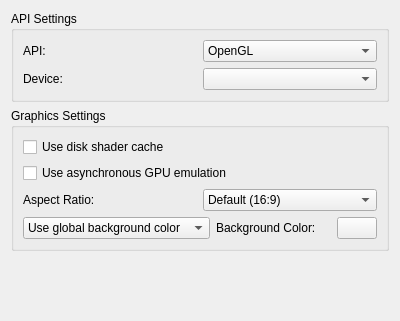
formylover/yuzu-early-access, file src/yuzu/configuration/configure_graphics.ui: the form before one commit.
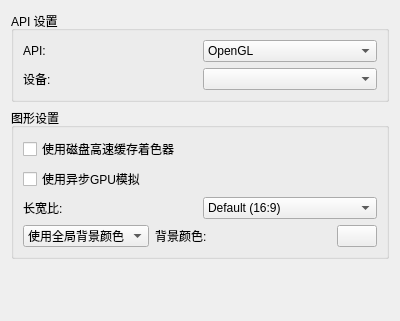
The form after the commit.

The edit to the form file:
```diff
--- a/src/yuzu/configuration/configure_graphics.ui
+++ b/src/yuzu/configuration/configure_graphics.ui
@@ -19,7 +19,7 @@
      <item>
       <widget class="QGroupBox" name="groupBox_2">
        <property name="title">
-        <string>API Settings</string>
+        <string>API 设置</string>
        </property>
        <layout class="QVBoxLayout" name="verticalLayout_3">
         <item>
@@ -52,7 +52,7 @@
           <item>
            <widget class="QLabel" name="label_3">
             <property name="text">
-             <string>Device:</string>
+             <string>设备:</string>
             </property>
            </widget>
           </item>
@@ -67,20 +67,20 @@
      <item>
       <widget class="QGroupBox" name="groupBox">
        <property name="title">
-        <string>Graphics Settings</string>
+        <string>图形设置</string>
        </property>
        <layout class="QVBoxLayout" name="verticalLayout_4">
         <item>
          <widget class="QCheckBox" name="use_disk_shader_cache">
           <property name="text">
-           <string>Use disk shader cache</string>
+           <string>使用磁盘高速缓存着色器</string>
           </property>
          </widget>
         </item>
         <item>
          <widget class="QCheckBox" name="use_asynchronous_gpu_emulation">
           <property name="text">
-           <string>Use asynchronous GPU emulation</string>
+           <string>使用异步GPU模拟</string>
           </property>
          </widget>
         </item>
@@ -89,7 +89,7 @@
           <item>
            <widget class="QLabel" name="ar_label">
             <property name="text">
-             <string>Aspect Ratio:</string>
+             <string>长宽比:</string>
             </property>
            </widget>
           </item>
@@ -112,7 +112,7 @@
             </item>
             <item>
              <property name="text">
-              <string>Stretch to Window</string>
+              <string>拉伸到窗口</string>
              </property>
             </item>
            </widget>
@@ -124,7 +124,7 @@
           <item>
            <widget class="QComboBox" name="bg_combobox">
             <property name="currentText">
-             <string>Use global background color</string>
+             <string>使用全局背景颜色</string>
             </property>
             <property name="currentIndex">
              <number>0</number>
@@ -134,12 +134,12 @@
             </property>
             <item>
              <property name="text">
-              <string>Use global background color</string>
+              <string>使用全局背景颜色</string>
              </property>
             </item>
             <item>
              <property name="text">
-              <string>Set background color:</string>
+              <string>设置背景颜色:</string>
              </property>
             </item>
            </widget>
@@ -147,7 +147,7 @@
           <item>
            <widget class="QLabel" name="bg_label">
             <property name="text">
-             <string>Background Color:</string>
+             <string>背景颜色:</string>
             </property>
            </widget>
           </item>
```
